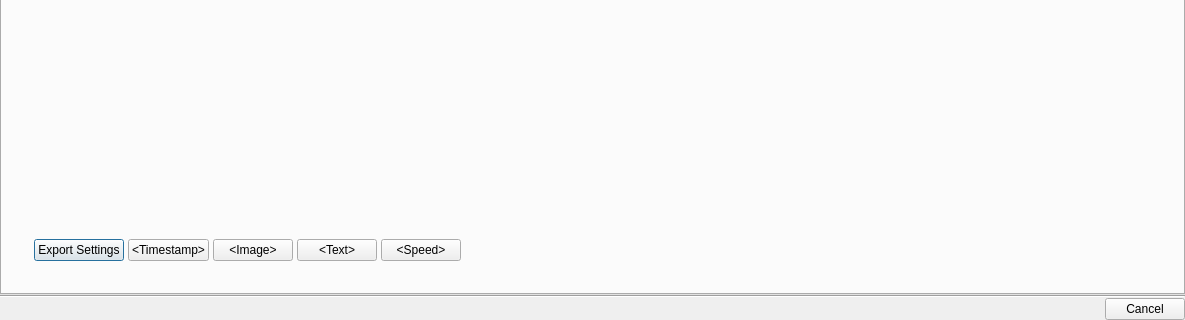
Before: the Qt Designer form client/nx_client_desktop/src/nx/client/desktop/export/dialogs/export_settings_dialog.ui in networkoptix/nx_open, drawn with Qt 5; both pictures show x 0 to 1185 and y 437 to 757 of the 1185 by 757 pixel window.
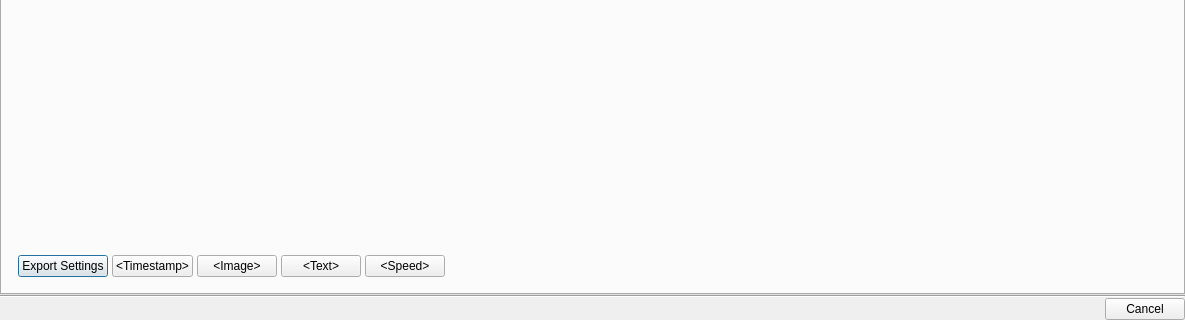
After: the same form once the commit is applied. Custom widgets are drawn as their Qt base class.

The edit to the form file:
```diff
--- a/client/nx_client_desktop/src/nx/client/desktop/export/dialogs/export_settings_dialog.ui
+++ b/client/nx_client_desktop/src/nx/client/desktop/export/dialogs/export_settings_dialog.ui
@@ -91,16 +91,16 @@
            <number>4</number>
           </property>
           <property name="leftMargin">
-           <number>16</number>
+           <number>0</number>
           </property>
           <property name="topMargin">
-           <number>16</number>
+           <number>0</number>
           </property>
           <property name="rightMargin">
-           <number>16</number>
+           <number>0</number>
           </property>
           <property name="bottomMargin">
-           <number>16</number>
+           <number>0</number>
           </property>
           <item>
            <widget class="nx::client::desktop::ui::SelectableTextButton" name="cameraExportSettingsButton">
```
Left out of the diff: 4 changed lines with no effect on the pictures.
